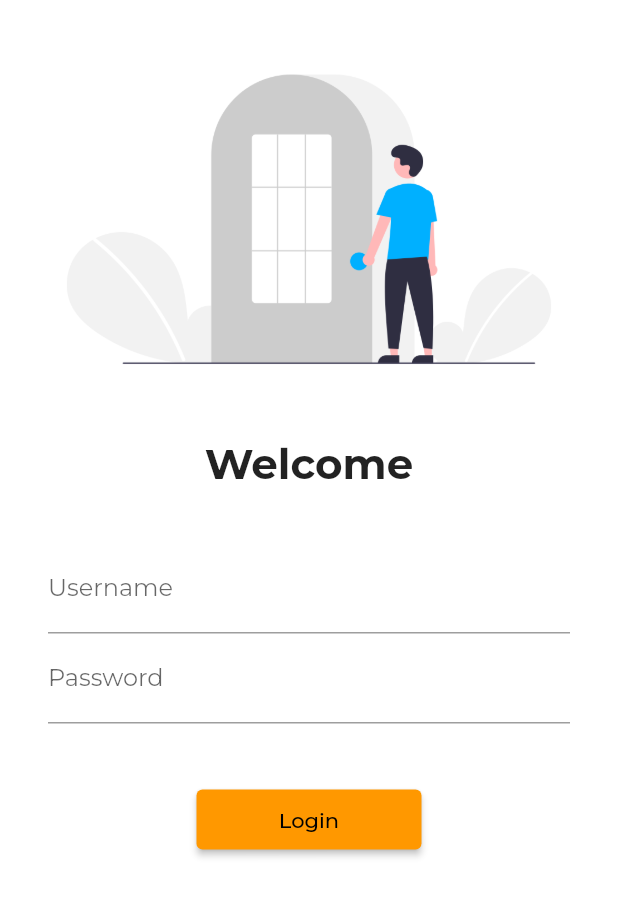
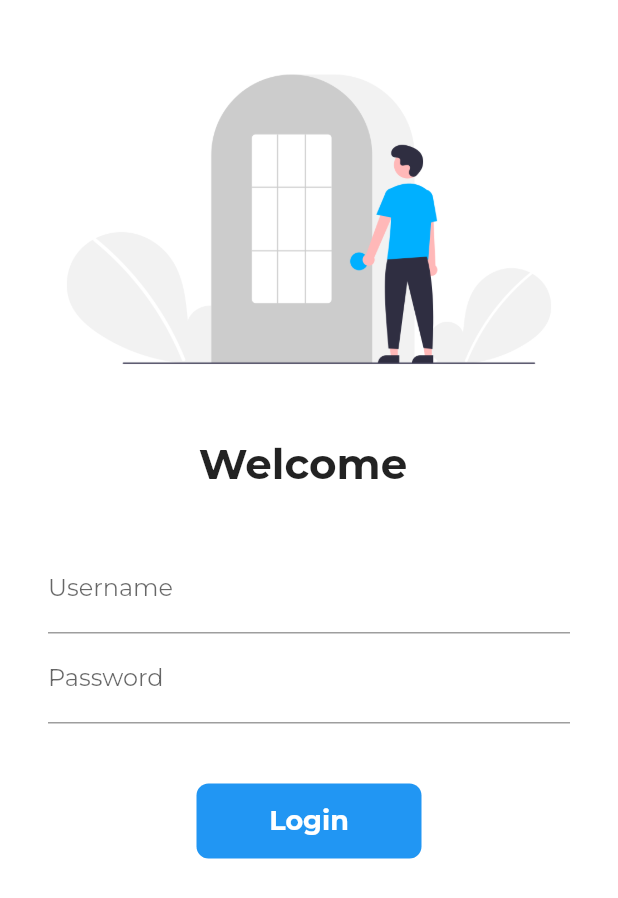
Before and after one commit to lokhandeyogesh7/30daysofFlutter, a Flutter app: the screen it shows after launch, on a phone screen of 412 x 824 dp. Shown: the top 898 px of the screen. Run offline on Flutter 3.47's test engine with Material 2 defaults, Android fonts, the phone set to English and light mode, and no system bars; our stand-ins replace google_fonts.

Commit message:
day 6 completed

```diff
--- a/lib/main.dart
+++ b/lib/main.dart
@@ -15,7 +15,7 @@ class MyApp extends StatelessWidget {
       // home: HomePage(),
       themeMode: ThemeMode.light,
       theme: ThemeData(
-        primarySwatch: Colors.orange,
+        primarySwatch: Colors.blue,
         fontFamily: GoogleFonts.montserrat().fontFamily,
       ),
       routes: {
--- a/lib/pages/login_page.dart
+++ b/lib/pages/login_page.dart
@@ -1,7 +1,14 @@
 import 'package:flutter/material.dart';
 import 'package:flutter_application_1/untils/MyRoutes.dart';
 
-class LoginPage extends StatelessWidget {
+class LoginPage extends StatefulWidget {
+  @override
+  _LoginPageState createState() => _LoginPageState();
+}
+
+class _LoginPageState extends State<LoginPage> {
+  String name = "";
+  bool changeButton = false;
   @override
   Widget build(BuildContext context) {
     return Material(
@@ -20,7 +27,7 @@ class LoginPage extends StatelessWidget {
                 height: 20.0,
               ),
               Text(
-                "Welcome",
+                "Welcome $name",
                 style: TextStyle(
                   fontWeight: FontWeight.bold,
                   fontSize: 28.0,
@@ -39,6 +46,10 @@ class LoginPage extends StatelessWidget {
                         hintText: "Enter Username",
                         labelText: "Username",
                       ),
+                      onChanged: (value) {
+                        name = value;
+                        setState(() {});
+                      },
                     ),
                     TextFormField(
                       obscureText: true,
@@ -50,13 +61,50 @@ class LoginPage extends StatelessWidget {
                     SizedBox(
                       height: 40.0,
                     ),
-                    ElevatedButton(
-                      child: Text("Login"),
-                      style: TextButton.styleFrom(minimumSize: Size(150, 40)),
-                      onPressed: () {
+                    InkWell(
+                      onTap: () async {
+                        setState(() {
+                          changeButton = true;
+                        });
+                        await Future.delayed(Duration(seconds: 1));
                         Navigator.pushNamed(context, MyRoutes.homeRoute);
                       },
+                      child: AnimatedContainer(
+                        duration: Duration(
+                          seconds: 1,
+                        ),
+                        height: 50,
+                        width: changeButton ? 50 : 150,
+                        alignment: Alignment.center,
+                        child: changeButton
+                            ? Icon(Icons.done, color: Colors.white)
+                            : Text(
+                                "Login",
+                                style: TextStyle(
+                                  fontSize: 18,
+                                  color: Colors.white,
+                                  fontWeight: FontWeight.bold,
+                                ),
+                              ),
+                        decoration: BoxDecoration(
+                          color: Colors.blue,
+                          //   shape: changeButton
+                          //       ? BoxShape.circle
+                          //       : BoxShape.rectangle,
+                          // ),
+                          borderRadius: BorderRadius.circular(
+                            changeButton ? 50 : 8,
+                          ),
+                        ),
+                      ),
                     )
+                    // ElevatedButton(
+                    //   child: Text("Login"),
+                    //   style: TextButton.styleFrom(minimumSize: Size(150, 40)),
+                    //   onPressed: () {
+                    //     Navigator.pushNamed(context, MyRoutes.homeRoute);
+                    //   },
+                    // )
                   ],
                 ),
               )
```
